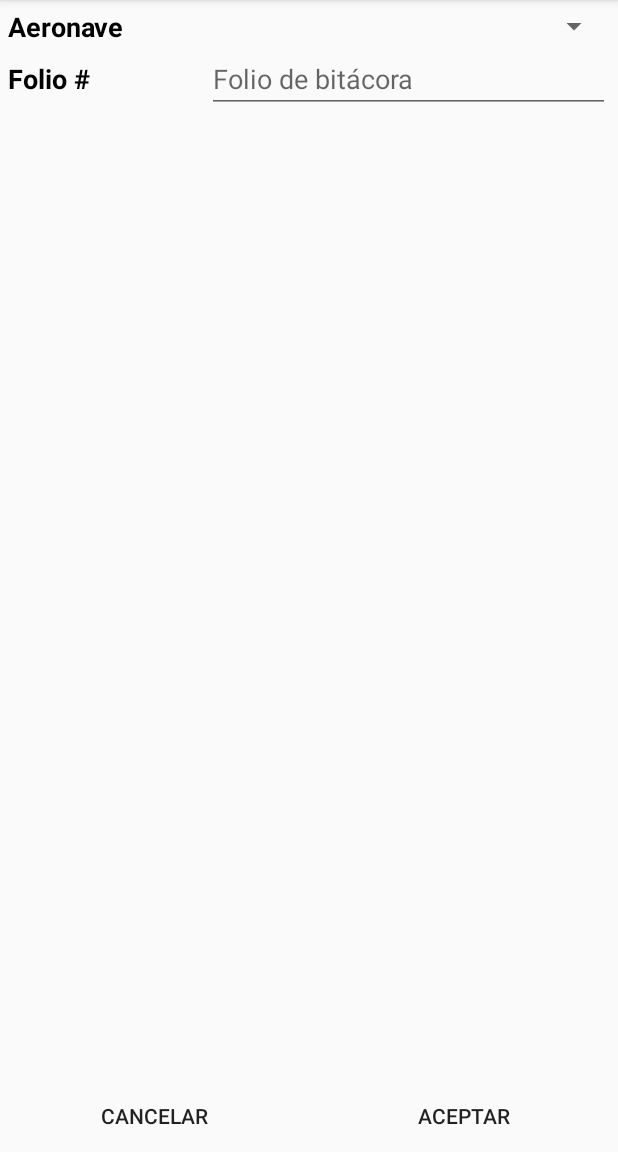
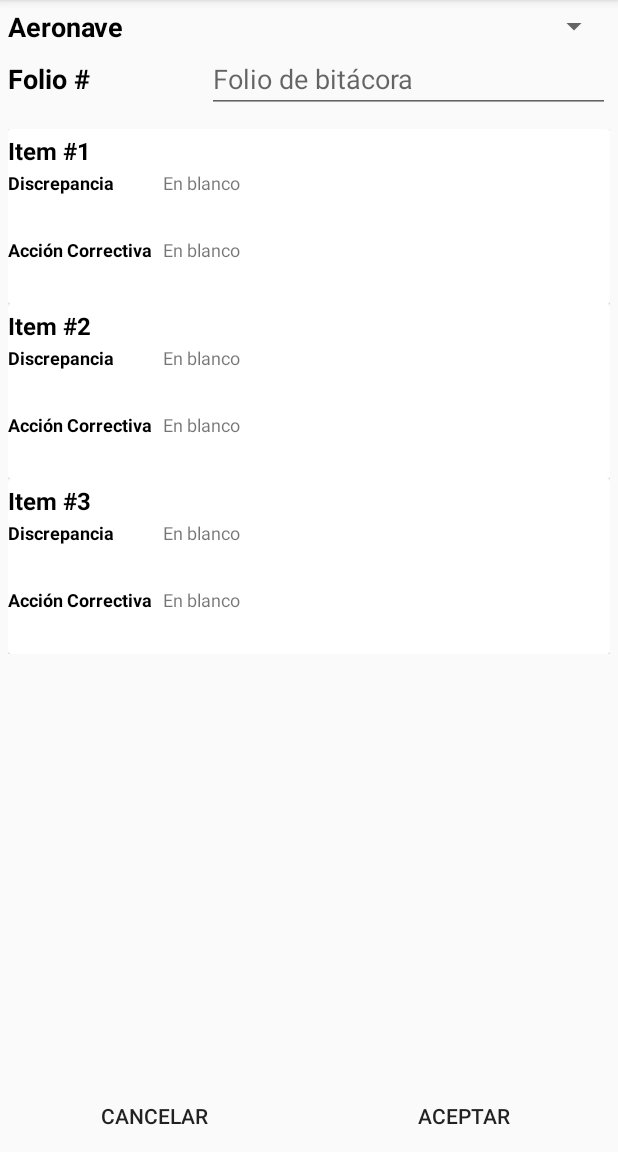
Before and after one commit to DefinitelyNotAnAlien/Android-tests, an Android app: the screen it shows after launch (MainActivity), on a phone screen of 412 x 824 dp, the part 84-1236 px from its top. Run offline under Robolectric (Android 15) with nearby library versions, the phone set to English and light mode, and no system bars; 1 statement that could not run was skipped.

Commit message:
Added "Log Item" class and an adapter for Recycler View in main activity

```diff
--- /dev/null
+++ b/CapturaTest/app/src/main/java/com/mycompany/capturatest/LogAdapter.java
@@ -0,0 +1,66 @@
+package com.mycompany.capturatest;
+
+import android.view.LayoutInflater;
+import android.view.View;
+import android.view.ViewGroup;
+import android.widget.TextView;
+
+import androidx.annotation.NonNull;
+import androidx.cardview.widget.CardView;
+import androidx.recyclerview.widget.RecyclerView;
+
+import java.util.List;
+
+public class LogAdapter extends RecyclerView.Adapter<LogAdapter.ItemViewHolder> {
+    private List<LogItem> logItems;
+
+    LogAdapter(List<LogItem> logItems) {
+        this.logItems = logItems;
+    }
+
+    @NonNull
+    @Override
+    public ItemViewHolder onCreateViewHolder(@NonNull ViewGroup parent, int viewType) {
+        View view = LayoutInflater.from(parent.getContext()).inflate(R.layout.log_item, parent,
+                false);
+        return new ItemViewHolder(view);
+    }
+
+    @Override
+    public void onBindViewHolder(@NonNull ItemViewHolder holder, int position) {
+        holder.itemNo.setText(String.format("%d", logItems.get(position).logItemNo));
+        if (logItems.get(position).discrepancy != null)
+            holder.discrepancy.setText(logItems.get(position).discrepancy);
+        else
+            holder.discrepancy.setText("En blanco");
+        if (logItems.get(position).correctiveAction != null)
+            holder.correctiveAction.setText(logItems.get(position).correctiveAction);
+        else
+            holder.correctiveAction.setText("En blanco");
+    }
+
+    @Override
+    public int getItemCount() {
+        return logItems.size();
+    }
+
+    @Override
+    public void onAttachedToRecyclerView(@NonNull RecyclerView recyclerView) {
+        super.onAttachedToRecyclerView(recyclerView);
+    }
+
+    public class ItemViewHolder extends RecyclerView.ViewHolder {
+        CardView cardView;
+        TextView itemNo;
+        TextView discrepancy;
+        TextView correctiveAction;
+
+        ItemViewHolder(View itemView) {
+            super(itemView);
+            cardView = itemView.findViewById(R.id.cv);
+            itemNo = itemView.findViewById(R.id.logItemNumber);
+            discrepancy = itemView.findViewById(R.id.discrepancy);
+            correctiveAction = itemView.findViewById(R.id.corrAction);
+        }
+    }
+}
--- /dev/null
+++ b/CapturaTest/app/src/main/java/com/mycompany/capturatest/LogItem.java
@@ -0,0 +1,73 @@
+package com.mycompany.capturatest;
+
+import android.util.Pair;
+
+import androidx.annotation.Nullable;
+
+import org.json.JSONException;
+import org.json.JSONObject;
+
+import java.util.Date;
+
+public class LogItem {
+    int logItemNo;
+
+    @Nullable String discrepancy;   // String detailing the reported discrepancy (disc)
+    @Nullable String stationDisc;   // IATA code of the station where the disc was logged
+    @Nullable String reportedBy;    // Name of who reported the disc
+    @Nullable Date dateReported;    // Date when the discrepancy was reported
+    @Nullable String ataDisc;       // ATA Chapter corresponding to the disc
+    @Nullable String flightNo;      // Flight no. of the flight in which the disc was reported
+    @Nullable String opFolio;       // Folio of the corresponding operation log
+
+    boolean deferred;               // Was the disc deferred?
+    @Nullable String deferralBasis; // Under what MEL item was the deferral accepted
+    String correctiveAction;        // String detailing the corrective action (corrAct) taken
+    String executedBy;              // Name of who executed the corrAct
+    String executedByLicense;       // License of who executed the corrAct
+    Date dateExecuted;              // Date when the corrective action was executed
+    @Nullable String ataCorrAct;    // ATA Chapter corresponding to the corrAct
+    Integer oilEng1;                // Oil added to the engine #1
+    Integer oilEng2;                // Oil added to the engine #2
+    Integer oilAPU;                 // Oil added to the APU
+
+    public LogItem(int logItem) {
+        logItemNo = logItem;
+    }
+
+    public JSONObject toJSON() {
+        JSONObject logItemObject = new JSONObject();    // Base json object, contains 2 sub-items
+        JSONObject discObject = new JSONObject();       // Subitem 1, contains data about disc
+        JSONObject corrActObject = new JSONObject();    // Subitem 2, contains data about corrAct
+        JSONObject techObject = new JSONObject();       // Technician that performed the task
+        JSONObject oilObject = new JSONObject();        // Oil added to the aircraft
+
+        try {
+            discObject.put("info", discrepancy);
+            discObject.put("station", stationDisc);
+            discObject.put("reported_by", reportedBy);
+            discObject.put("date", dateReported);
+            discObject.put("ATA", ataDisc);
+            discObject.put("flight_no", flightNo);
+            discObject.put("operation_log", opFolio);
+            logItemObject.put("discrepancy", discObject);
+
+            corrActObject.put("info", correctiveAction);
+            corrActObject.put("deferred", deferred);
+            corrActObject.put("deferral_basis", deferralBasis);
+            techObject.put("name", executedBy);
+            techObject.put("license", executedByLicense);
+            corrActObject.put("executed_by", techObject);
+            corrActObject.put("date", dateExecuted);
+            corrActObject.put("ATA", ataCorrAct);
+            oilObject.put("eng1", oilEng1);
+            oilObject.put("eng2", oilEng2);
+            oilObject.put("apu", oilAPU);
+            corrActObject.put("oil", oilObject);
+            logItemObject.put("corrective_action", corrActObject);
+        } catch (JSONException ex) {
+            ex.printStackTrace();
+        }
+        return logItemObject;
+    }
+}
--- a/CapturaTest/app/src/main/java/com/mycompany/capturatest/MainActivity.java
+++ b/CapturaTest/app/src/main/java/com/mycompany/capturatest/MainActivity.java
@@ -1,8 +1,15 @@
 package com.mycompany.capturatest;
 
 import androidx.appcompat.app.AppCompatActivity;
+import androidx.recyclerview.widget.LinearLayoutManager;
+import androidx.recyclerview.widget.RecyclerView;
 
 import android.os.Bundle;
+import android.widget.ArrayAdapter;
+
+import java.util.ArrayList;
+import java.util.Arrays;
+import java.util.List;
 
 public class MainActivity extends AppCompatActivity {
 
@@ -10,5 +17,21 @@ public class MainActivity extends AppCompatActivity {
     protected void onCreate(Bundle savedInstanceState) {
         super.onCreate(savedInstanceState);
         setContentView(R.layout.activity_main);
+
+        // Add items to aircraft selector
+        List<String> aircraft = Arrays.asList((getResources().getStringArray(R.array.aircraft_array)));
+        ArrayAdapter<String> spinnerAdapter = new ArrayAdapter<>(this,
+                android.R.layout.simple_spinner_dropdown_item, aircraft);
+
+        // Add items to Recycler View
+        RecyclerView recyclerView = findViewById(R.id.logItems);
+        recyclerView.setHasFixedSize(true);
+        LinearLayoutManager linearLayoutManager = new LinearLayoutManager(this);
+        recyclerView.setLayoutManager(linearLayoutManager);
+        List<LogItem> items = new ArrayList<>();
+        for (int i = 1; i <= 3; i++)
+            items.add(new LogItem(i));
+        LogAdapter adapter = new LogAdapter(items);
+        recyclerView.setAdapter(adapter);
     }
 }
```
